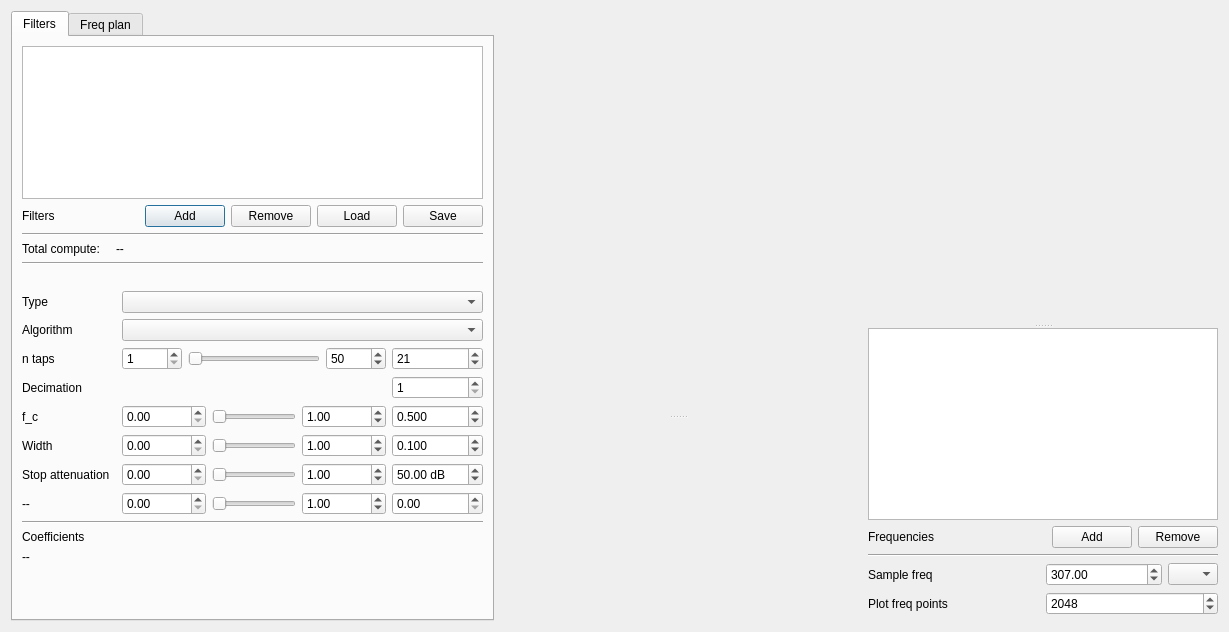
The window that fir_design_gui.ui (filiplindau/firdesign) describes before a commit, drawn with Qt 5.
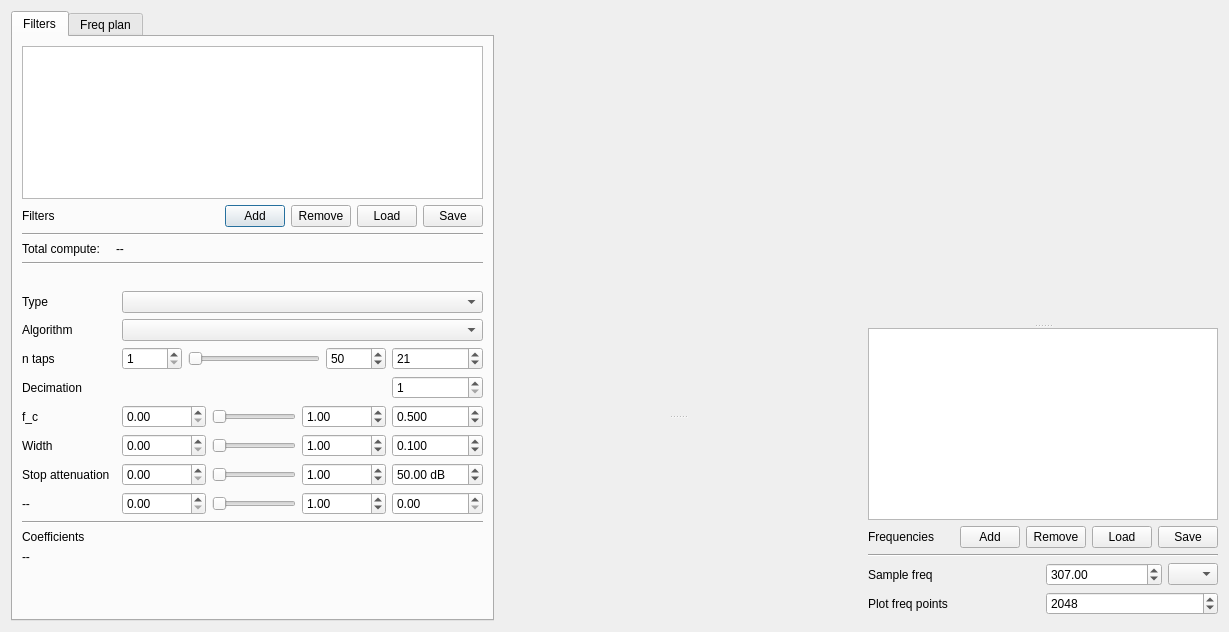
The same window after the commit. Custom widgets are drawn as their Qt base class.

Commit message: save/load frequencies

Diff of the .ui file:
```diff
--- a/fir_design_gui.ui
+++ b/fir_design_gui.ui
@@ -383,7 +383,7 @@
           <widget class="QPushButton" name="add_filter_button">
            <property name="maximumSize">
             <size>
-             <width>16777215</width>
+             <width>60</width>
              <height>16777215</height>
             </size>
            </property>
@@ -394,6 +394,12 @@
          </item>
          <item>
           <widget class="QPushButton" name="remove_filter_button">
+           <property name="maximumSize">
+            <size>
+             <width>60</width>
+             <height>16777215</height>
+            </size>
+           </property>
            <property name="text">
             <string>Remove</string>
            </property>
@@ -401,6 +407,12 @@
          </item>
          <item>
           <widget class="QPushButton" name="load_filter_button">
+           <property name="maximumSize">
+            <size>
+             <width>60</width>
+             <height>16777215</height>
+            </size>
+           </property>
            <property name="text">
             <string>Load</string>
            </property>
@@ -408,6 +420,12 @@
          </item>
          <item>
           <widget class="QPushButton" name="save_filter_button">
+           <property name="maximumSize">
+            <size>
+             <width>60</width>
+             <height>16777215</height>
+            </size>
+           </property>
            <property name="text">
             <string>Save</string>
            </property>
@@ -655,7 +673,7 @@
          </property>
          <property name="sizeHint" stdset="0">
           <size>
-           <width>40</width>
+           <width>20</width>
            <height>20</height>
           </size>
          </property>
@@ -663,6 +681,12 @@
        </item>
        <item>
         <widget class="QPushButton" name="add_freq_button">
+         <property name="maximumSize">
+          <size>
+           <width>60</width>
+           <height>16777215</height>
+          </size>
+         </property>
          <property name="text">
           <string>Add</string>
          </property>
@@ -670,11 +694,43 @@
        </item>
        <item>
         <widget class="QPushButton" name="remove_freq_button">
+         <property name="maximumSize">
+          <size>
+           <width>60</width>
+           <height>16777215</height>
+          </size>
+         </property>
          <property name="text">
           <string>Remove</string>
          </property>
         </widget>
        </item>
+       <item>
+        <widget class="QPushButton" name="load_freq_button">
+         <property name="maximumSize">
+          <size>
+           <width>60</width>
+           <height>16777215</height>
+          </size>
+         </property>
+         <property name="text">
+          <string>Load</string>
+         </property>
+        </widget>
+       </item>
+       <item>
+        <widget class="QPushButton" name="save_freq_button">
+         <property name="maximumSize">
+          <size>
+           <width>60</width>
+           <height>16777215</height>
+          </size>
+         </property>
+         <property name="text">
+          <string>Save</string>
+         </property>
+        </widget>
+       </item>
       </layout>
      </item>
      <item>
```
The commit also changes 3 other files.
